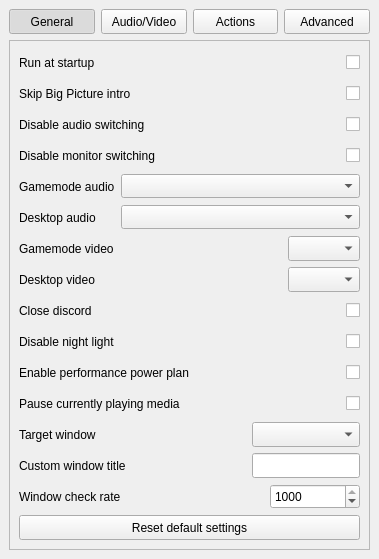
First picture: the form in Configurator/Configurator.ui, repository Odizinne/BigPictureTV, before the edit.
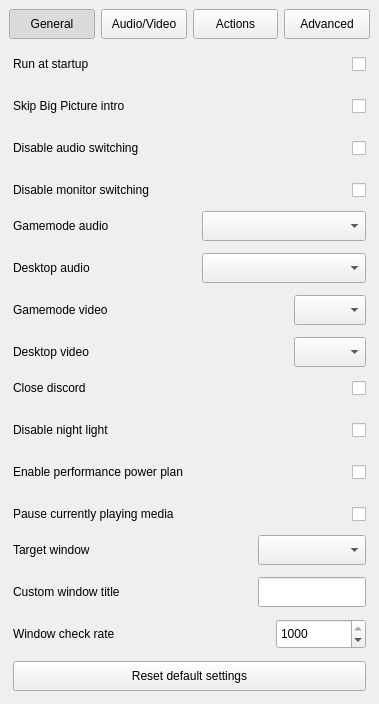
Second picture: the form after the edit.

Commit message: modern ui on w11

Patch:
```diff
--- a/Configurator/Configurator.ui
+++ b/Configurator/Configurator.ui
@@ -7,7 +7,7 @@
     <x>0</x>
     <y>0</y>
     <width>379</width>
-    <height>559</height>
+    <height>704</height>
    </rect>
   </property>
   <property name="sizePolicy">
@@ -33,7 +33,7 @@
     <item row="1" column="0" colspan="4">
      <widget class="QFrame" name="frame">
       <property name="frameShape">
-       <enum>QFrame::Shape::StyledPanel</enum>
+       <enum>QFrame::Shape::NoFrame</enum>
       </property>
       <property name="frameShadow">
        <enum>QFrame::Shadow::Raised</enum>
@@ -42,6 +42,21 @@
        <property name="sizeConstraint">
         <enum>QLayout::SizeConstraint::SetMinimumSize</enum>
        </property>
+       <property name="leftMargin">
+        <number>4</number>
+       </property>
+       <property name="topMargin">
+        <number>4</number>
+       </property>
+       <property name="rightMargin">
+        <number>4</number>
+       </property>
+       <property name="bottomMargin">
+        <number>4</number>
+       </property>
+       <property name="horizontalSpacing">
+        <number>0</number>
+       </property>
        <item row="2" column="0">
         <widget class="QFrame" name="actionsFrame">
          <property name="frameShape">
@@ -63,8 +78,11 @@
           <property name="bottomMargin">
            <number>0</number>
           </property>
-          <property name="spacing">
-           <number>6</number>
+          <property name="horizontalSpacing">
+           <number>0</number>
+          </property>
+          <property name="verticalSpacing">
+           <number>12</number>
           </property>
           <item row="1" column="0">
            <widget class="QLabel" name="disableNightLightLabel">
@@ -87,7 +105,7 @@
             <property name="minimumSize">
              <size>
               <width>0</width>
-              <height>25</height>
+              <height>30</height>
              </size>
             </property>
             <property name="layoutDirection">
@@ -132,7 +150,7 @@
             <property name="minimumSize">
              <size>
               <width>0</width>
-              <height>25</height>
+              <height>30</height>
              </size>
             </property>
             <property name="layoutDirection">
@@ -164,7 +182,7 @@
             <property name="minimumSize">
              <size>
               <width>0</width>
-              <height>25</height>
+              <height>30</height>
              </size>
             </property>
             <property name="layoutDirection">
@@ -180,7 +198,7 @@
             <property name="minimumSize">
              <size>
               <width>0</width>
-              <height>25</height>
+              <height>30</height>
              </size>
             </property>
             <property name="layoutDirection">
@@ -215,15 +233,18 @@
           <property name="bottomMargin">
            <number>0</number>
           </property>
-          <property name="spacing">
-           <number>6</number>
+          <property name="horizontalSpacing">
+           <number>0</number>
+          </property>
+          <property name="verticalSpacing">
+           <number>12</number>
           </property>
           <item row="1" column="2" colspan="3">
            <widget class="QComboBox" name="targetWindowComboBox">
             <property name="minimumSize">
              <size>
               <width>0</width>
-              <height>25</height>
+              <height>30</height>
              </size>
             </property>
            </widget>
@@ -278,7 +299,7 @@
             <property name="minimumSize">
              <size>
               <width>90</width>
-              <height>25</height>
+              <height>30</height>
              </size>
             </property>
             <property name="frame">
@@ -316,7 +337,7 @@
             <property name="minimumSize">
              <size>
               <width>0</width>
-              <height>25</height>
+              <height>30</height>
              </size>
             </property>
            </widget>
@@ -339,7 +360,7 @@
             <property name="minimumSize">
              <size>
               <width>0</width>
-              <height>25</height>
+              <height>30</height>
              </size>
             </property>
             <property name="text">
@@ -371,8 +392,11 @@
           <property name="bottomMargin">
            <number>0</number>
           </property>
-          <property name="spacing">
-           <number>6</number>
+          <property name="horizontalSpacing">
+           <number>0</number>
+          </property>
+          <property name="verticalSpacing">
+           <number>12</number>
           </property>
           <item row="0" column="0">
            <widget class="QLabel" name="startupLabel">
@@ -405,7 +429,7 @@
             <property name="minimumSize">
              <size>
               <width>0</width>
-              <height>25</height>
+              <height>30</height>
              </size>
             </property>
             <property name="layoutDirection">
@@ -421,7 +445,7 @@
             <property name="minimumSize">
              <size>
               <width>0</width>
-              <height>25</height>
+              <height>30</height>
              </size>
             </property>
             <property name="layoutDirection">
@@ -437,7 +461,7 @@
             <property name="minimumSize">
              <size>
               <width>0</width>
-              <height>25</height>
+              <height>30</height>
              </size>
             </property>
             <property name="layoutDirection">
@@ -476,6 +500,12 @@
           </item>
           <item row="1" column="1">
            <widget class="QCheckBox" name="skipIntroCheckBox">
+            <property name="minimumSize">
+             <size>
+              <width>0</width>
+              <height>30</height>
+             </size>
+            </property>
             <property name="layoutDirection">
              <enum>Qt::LayoutDirection::RightToLeft</enum>
             </property>
@@ -508,9 +538,76 @@
           <property name="bottomMargin">
            <number>0</number>
           </property>
-          <property name="spacing">
-           <number>6</number>
+          <property name="horizontalSpacing">
+           <number>0</number>
           </property>
+          <property name="verticalSpacing">
+           <number>12</number>
+          </property>
+          <item row="0" column="2" colspan="2">
+           <widget class="QComboBox" name="gamemodeAudioComboBox">
+            <property name="minimumSize">
+             <size>
+              <width>0</width>
+              <height>30</height>
+             </size>
+            </property>
+            <property name="maximumSize">
+             <size>
+              <width>16777215</width>
+              <height>16777215</height>
+             </size>
+            </property>
+            <property name="sizeAdjustPolicy">
+             <enum>QComboBox::SizeAdjustPolicy::AdjustToMinimumContentsLengthWithIcon</enum>
+            </property>
+           </widget>
+          </item>
+          <item row="3" column="0">
+           <widget class="QLabel" name="desktopMonitorLabel">
+            <property name="minimumSize">
+             <size>
+              <width>0</width>
+              <height>25</height>
+             </size>
+            </property>
+            <property name="text">
+             <string>Desktop video</string>
+            </property>
+           </widget>
+          </item>
+          <item row="2" column="3">
+           <widget class="QComboBox" name="gamemodeMonitorComboBox">
+            <property name="minimumSize">
+             <size>
+              <width>0</width>
+              <height>30</height>
+             </size>
+            </property>
+            <property name="sizeAdjustPolicy">
+             <enum>QComboBox::SizeAdjustPolicy::AdjustToContents</enum>
+            </property>
+           </widget>
+          </item>
+          <item row="2" column="2">
+           <spacer name="horizontalSpacer_2">
+            <property name="minimumSize">
+             <size>
+              <width>0</width>
+              <height>25</height>
+             </size>
+            </property>
+            <property name="orientation">
+             <enum>Qt::Orientation::Horizontal</enum>
+            </property>
+            <property name="sizeHint" stdset="0">
+             <size>
+              <width>40</width>
+              <height>20</height>
+             </size>
+            </property>
+           </spacer>
+          </item>
           <item row="0" column="0">
            <widget class="QLabel" name="gamemodeAudioLabel">
             <property name="minimumSize">
@@ -524,19 +621,6 @@
             </property>
            </widget>
           </item>
-          <item row="1" column="0">
-           <widget class="QLabel" name="desktopAudioLabel">
-            <property name="minimumSize">
-             <size>
-              <width>0</width>
-              <height>25</height>
-             </size>
-            </property>
-            <property name="text">
-             <string>Desktop audio</string>
-            </property>
-           </widget>
-          </item>
           <item row="2" column="0">
            <widget class="QLabel" name="gamemodeMonitorLabel">
             <property name="minimumSize">
@@ -550,76 +634,24 @@
             </property>
            </widget>
           </item>
-          <item row="2" column="1">
-           <spacer name="horizontalSpacer_2">
-            <property name="minimumSize">
-             <size>
-              <width>0</width>
-              <height>25</height>
-             </size>
-            </property>
-            <property name="orientation">
-             <enum>Qt::Orientation::Horizontal</enum>
-            </property>
-            <property name="sizeHint" stdset="0">
-             <size>
-              <width>40</width>
-              <height>20</height>
-             </size>
-            </property>
-           </spacer>
-          </item>
-          <item row="2" column="2">
-           <widget class="QComboBox" name="gamemodeMonitorComboBox">
-            <property name="minimumSize">
-             <size>
-              <width>0</width>
-              <height>25</height>
-             </size>
-            </property>
-            <property name="sizeAdjustPolicy">
-             <enum>QComboBox::SizeAdjustPolicy::AdjustToContents</enum>
-            </property>
-           </widget>
-          </item>
-          <item row="3" column="0">
-           <widget class="QLabel" name="desktopMonitorLabel">
-            <property name="minimumSize">
-             <size>
-              <width>0</width>
-              <height>25</height>
-             </size>
-            </property>
-            <property name="text">
-             <string>Desktop video</string>
-            </property>
-           </widget>
-          </item>
-          <item row="3" column="2">
+          <item row="3" column="3">
            <widget class="QComboBox" name="desktopMonitorComboBox">
             <property name="minimumSize">
              <size>
               <width>0</width>
-              <height>25</height>
+              <height>30</height>
              </size>
             </property>
            </widget>
           </item>
-          <item row="0" column="1" colspan="2">
-           <widget class="QComboBox" name="gamemodeAudioComboBox">
-            <property name="maximumSize">
-             <size>
-              <width>16777215</width>
-              <height>16777215</height>
-             </size>
-            </property>
-            <property name="sizeAdjustPolicy">
-             <enum>QComboBox::SizeAdjustPolicy::AdjustToMinimumContentsLengthWithIcon</enum>
-            </property>
-           </widget>
-          </item>
-          <item row="1" column="1" colspan="2">
+          <item row="1" column="2" colspan="2">
            <widget class="QComboBox" name="desktopAudioComboBox">
+            <property name="minimumSize">
+             <size>
+              <width>0</width>
+              <height>30</height>
+             </size>
+            </property>
             <property name="maximumSize">
              <size>
               <width>16777215</width>
@@ -631,6 +663,32 @@
             </property>
            </widget>
           </item>
+          <item row="1" column="0">
+           <widget class="QLabel" name="desktopAudioLabel">
+            <property name="minimumSize">
+             <size>
+              <width>0</width>
+              <height>25</height>
+             </size>
+            </property>
+            <property name="text">
+             <string>Desktop audio</string>
+            </property>
+           </widget>
+          </item>
+          <item row="0" column="1">
+           <spacer name="horizontalSpacer_3">
+            <property name="orientation">
+             <enum>Qt::Orientation::Horizontal</enum>
+            </property>
+            <property name="sizeHint" stdset="0">
+             <size>
+              <width>40</width>
+              <height>20</height>
+             </size>
+            </property>
+           </spacer>
+          </item>
          </layout>
         </widget>
        </item>
@@ -642,7 +700,7 @@
       <property name="minimumSize">
        <size>
         <width>0</width>
-        <height>25</height>
+        <height>30</height>
        </size>
       </property>
       <property name="text">
@@ -661,7 +719,7 @@
       <property name="minimumSize">
        <size>
         <width>0</width>
-        <height>25</height>
+        <height>30</height>
        </size>
       </property>
       <property name="text">
@@ -677,7 +735,7 @@
       <property name="minimumSize">
        <size>
         <width>0</width>
-        <height>25</height>
+        <height>30</height>
        </size>
       </property>
       <property name="text">
@@ -693,7 +751,7 @@
       <property name="minimumSize">
        <size>
         <width>0</width>
-        <height>25</height>
+        <height>30</height>
        </size>
       </property>
       <property name="text">
```
The commit also changes 6 other files.
